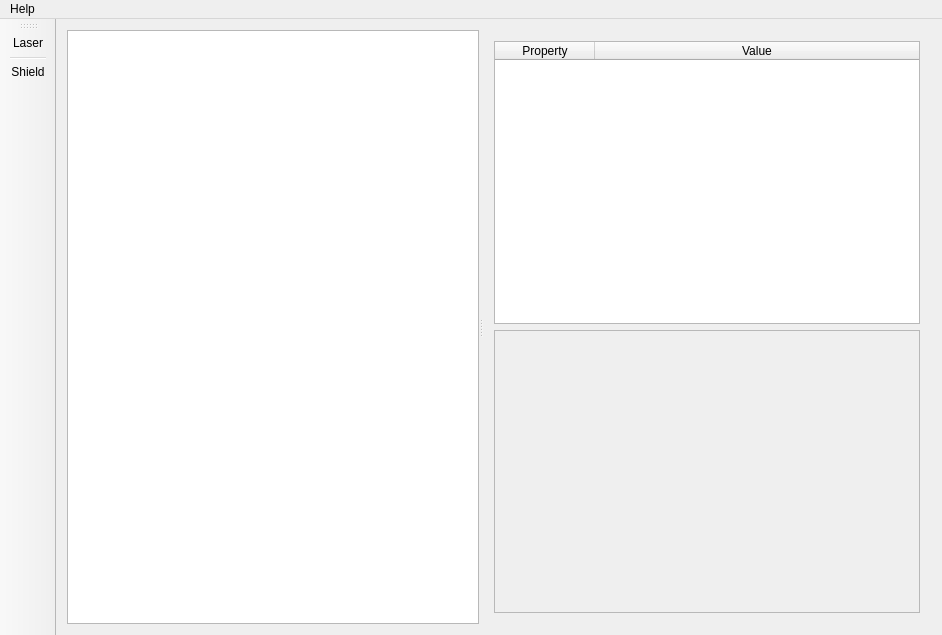
This is ui/mainwindow.ui in iminchenko/opticalexperiment as Qt 5 draws it before an edit. The edited form follows.
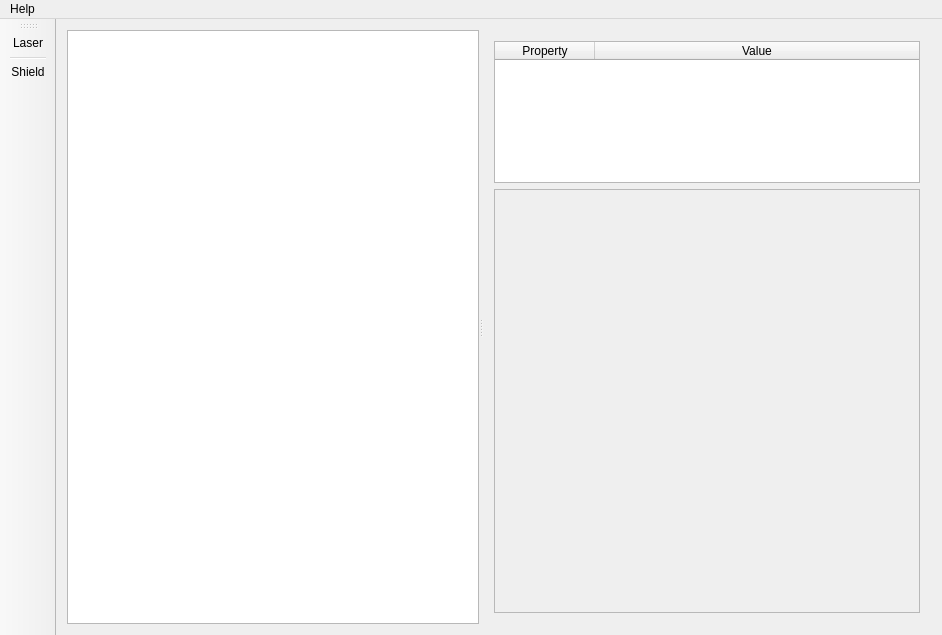
This is the edited form. Icons and pictures are not drawn. Custom widgets are drawn as their Qt base class.

```diff
--- a/ui/mainwindow.ui
+++ b/ui/mainwindow.ui
@@ -26,7 +26,7 @@
        </property>
       </widget>
       <widget class="QWidget" name="layoutWidget">
-       <layout class="QVBoxLayout" name="leftLayout">
+       <layout class="QVBoxLayout" name="leftLayout" stretch="1,3">
         <item>
          <widget class="QTableWidget" name="tableWidget">
           <attribute name="horizontalHeaderStretchLastSection">
@@ -57,8 +57,8 @@
             <rect>
              <x>0</x>
              <y>0</y>
-             <width>427</width>
-             <height>292</height>
+             <width>425</width>
+             <height>436</height>
             </rect>
            </property>
           </widget>
```
Left out of the diff: 2 changed lines with no effect on the pictures.
